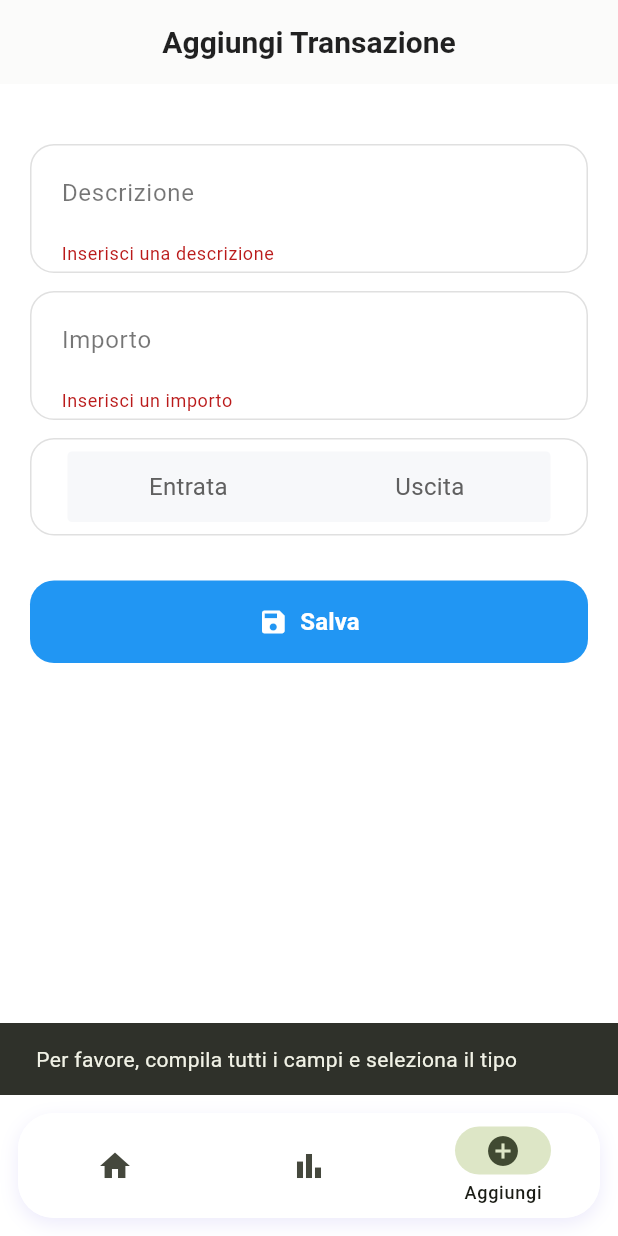
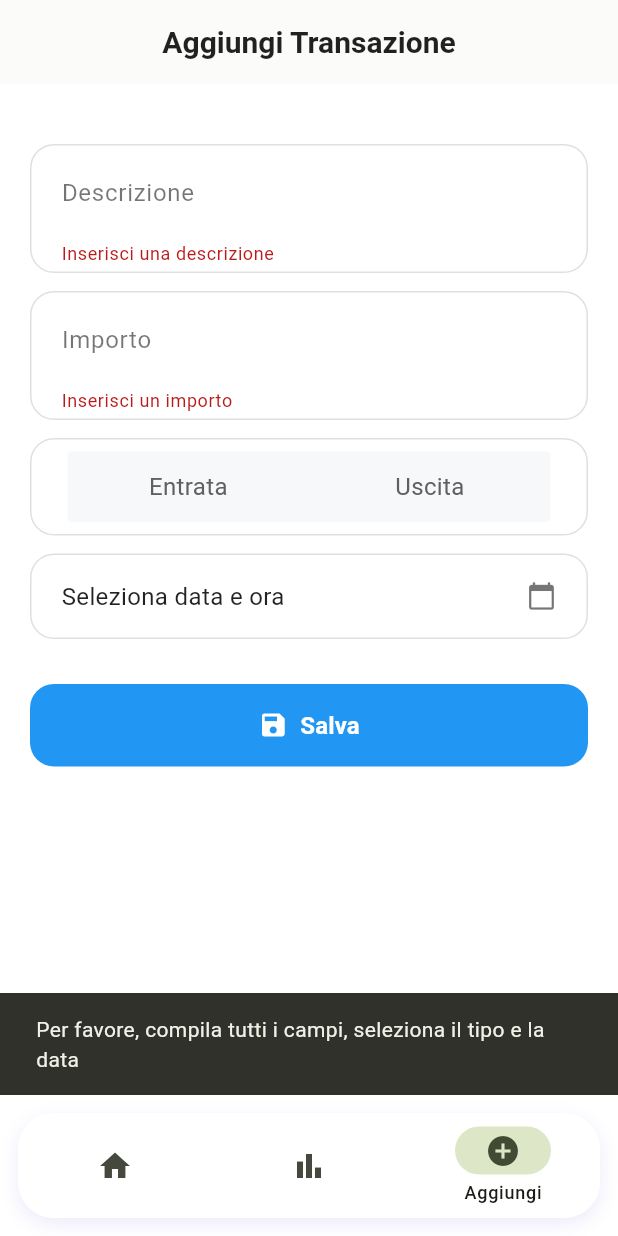
Before and after one commit to Mcarollo-SYS/PROGETTO-FLUTTER, a Flutter app: the screen it shows after launch, item 3 of the bottom bar chosen, after a tap on "Salva", on a phone screen of 412 x 824 dp. Run offline on Flutter 3.47's test engine with Material 3 defaults, Android fonts, the light colour scheme and no system bars; network calls fail.

Commit message:
quasi finito

```diff
--- a/flutter_project/lib/MODEL/transazione.dart
+++ b/flutter_project/lib/MODEL/transazione.dart
@@ -2,21 +2,20 @@ import 'package:json_annotation/json_annotation.dart';
 
 part 'transazione.g.dart'; // ✅ corretto
 
-enum TipoTransazione { Entrata, Uscita }
 
 @JsonSerializable()
 class Transazione {
   final int id;
   final double importo;
-  final TipoTransazione tipo;
-  final String? descrizione;
+  final String tipo;
+  final String descrizione;
   final DateTime data;
 
   Transazione({
     required this.id,
     required this.importo,
     required this.tipo,
-    this.descrizione,
+    required this.descrizione,
     required this.data,
   });
 
--- a/flutter_project/lib/SCREENS/add_screen.dart
+++ b/flutter_project/lib/SCREENS/add_screen.dart
@@ -1,8 +1,7 @@
 import 'package:flutter/cupertino.dart';
 import 'package:flutter/material.dart';
 import 'package:flutter_project/MODEL/transazione.dart';
-import 'package:flutter_project/add_api.dart';  // Importa AddApi
-import 'package:flutter_project/MODEL/transazione.dart';
+import 'package:flutter_project/add_api.dart';
 
 class AddScreen extends StatefulWidget {
   const AddScreen({super.key});
@@ -13,11 +12,12 @@ class AddScreen extends StatefulWidget {
 
 class _AddScreenState extends State<AddScreen> with SingleTickerProviderStateMixin {
   final _formKey = GlobalKey<FormState>();
-  final AddApi apiService = AddApi();  // Istanza AddApi
+  final AddApi apiService = AddApi();
 
-  TipoTransazione? _selectedType;
+  String? _selectedType;
   String? _descrizione;
   String? _importo;
+  DateTime? _selectedDate;
 
   bool _showSuccessBanner = false;
   bool _isSubmitting = false;
@@ -71,9 +71,9 @@ class _AddScreenState extends State<AddScreen> with SingleTickerProviderStateMix
   }
 
   Future<void> _submitForm() async {
-    if (!_formKey.currentState!.validate() || _selectedType == null) {
+    if (!_formKey.currentState!.validate() || _selectedType == null || _selectedDate == null) {
       ScaffoldMessenger.of(context).showSnackBar(
-        const SnackBar(content: Text('Per favore, compila tutti i campi e seleziona il tipo')),
+        const SnackBar(content: Text('Per favore, compila tutti i campi, seleziona il tipo e la data')),
       );
       return;
     }
@@ -90,7 +90,7 @@ class _AddScreenState extends State<AddScreen> with SingleTickerProviderStateMix
         descrizione: _descrizione!,
         importo: double.parse(_importo!),
         tipo: _selectedType!,
-        data: DateTime.now(),
+        data: _selectedDate!,
       );
 
       final success = await apiService.aggiungiTransazione(nuovaTransazione);
@@ -100,6 +100,7 @@ class _AddScreenState extends State<AddScreen> with SingleTickerProviderStateMix
         _formKey.currentState!.reset();
         setState(() {
           _selectedType = null;
+          _selectedDate = null;
         });
       } else {
         ScaffoldMessenger.of(context).showSnackBar(
@@ -164,6 +165,8 @@ class _AddScreenState extends State<AddScreen> with SingleTickerProviderStateMix
                   ),
                   const SizedBox(height: 12),
                   _buildSegmentedControl(),
+                  const SizedBox(height: 12),
+                  _buildDatePicker(),
                   const SizedBox(height: 30),
                   _buildSaveButton(),
                   const SizedBox(height: 12),
@@ -200,7 +203,7 @@ class _AddScreenState extends State<AddScreen> with SingleTickerProviderStateMix
     return Container(
       padding: const EdgeInsets.symmetric(horizontal: 20, vertical: 4),
       decoration: BoxDecoration(
-        color: const Color.fromARGB(255, 255, 255, 255),
+        color: Colors.white,
         borderRadius: BorderRadius.circular(16),
         border: Border.all(color: const Color(0xFFE0E0E0)),
       ),
@@ -225,43 +228,99 @@ class _AddScreenState extends State<AddScreen> with SingleTickerProviderStateMix
   }
 
   Widget _buildSegmentedControl() {
+    final Map<String, Widget> tipoLabels = {
+      'entrata': const Padding(
+        padding: EdgeInsets.symmetric(horizontal: 20, vertical: 12),
+        child: Text('Entrata', style: TextStyle(fontSize: 16)),
+      ),
+      'uscita': const Padding(
+        padding: EdgeInsets.symmetric(horizontal: 20, vertical: 12),
+        child: Text('Uscita', style: TextStyle(fontSize: 16)),
+      ),
+    };
+
     return Container(
       padding: const EdgeInsets.all(8),
       decoration: BoxDecoration(
-        color: const Color.fromARGB(255, 255, 255, 255),
+        color: Colors.white,
         borderRadius: BorderRadius.circular(16),
         border: Border.all(color: const Color(0xFFE0E0E0)),
       ),
       child: CupertinoSegmentedControl<String>(
-        children: const {
-          'entrata': Padding(
-            padding: EdgeInsets.symmetric(horizontal: 20, vertical: 12),
-            child: Text(
-              'Entrata',
-              style: TextStyle(fontSize: 16),
-            ),
-          ),
-          'uscita': Padding(
-            padding: EdgeInsets.symmetric(horizontal: 20, vertical: 12),
-            child: Text(
-              'Uscita',
-              style: TextStyle(fontSize: 16),
-            ),
-          ),
-        },
-        groupValue: _selectedType?.name,
+        children: tipoLabels,
+        groupValue: _selectedType,
         onValueChanged: (String value) {
-          onValueChanged: (String value) {
-        setState(() {
-         _selectedType = TipoTransazione.values.firstWhere((e) => e.name == value);
-         });
-      };
-
+          setState(() {
+            _selectedType = value;
+          });
         },
         borderColor: Colors.transparent,
         selectedColor: const Color.fromARGB(255, 96, 96, 96),
         unselectedColor: const Color(0xFFF7F8FA),
         pressedColor: Colors.grey[300],
+      ),
+    );
+  }
+
+  Widget _buildDatePicker() {
+    return GestureDetector(
+      onTap: () async {
+        DateTime now = DateTime.now();
+
+        final DateTime? pickedDate = await showDatePicker(
+          context: context,
+          initialDate: _selectedDate ?? now,
+          firstDate: DateTime(2000),
+          lastDate: DateTime(2100),
+        );
+
+        if (pickedDate != null) {
+          final TimeOfDay? pickedTime = await showTimePicker(
+            context: context,
+            initialTime: TimeOfDay.fromDateTime(_selectedDate ?? now),
+          );
+
+          if (pickedTime != null) {
+            final fullDateTime = DateTime(
+              pickedDate.year,
+              pickedDate.month,
+              pickedDate.day,
+              pickedTime.hour,
+              pickedTime.minute,
+            );
+
+            setState(() {
+              _selectedDate = fullDateTime;
+            });
+          }
+        }
+      },
+      child: Container(
+        padding: const EdgeInsets.symmetric(horizontal: 20, vertical: 16),
+        decoration: BoxDecoration(
+          color: Colors.white,
+          borderRadius: BorderRadius.circular(16),
+          border: Border.all(color: const Color(0xFFE0E0E0)),
+        ),
+        child: Row(
+          mainAxisAlignment: MainAxisAlignment.spaceBetween,
+          children: [
+            Text(
+              _selectedDate != null
+                  ? 'Data: ${_selectedDate!.day.toString().padLeft(2, '0')}/'
+                    '${_selectedDate!.month.toString().padLeft(2, '0')}/'
+                    '${_selectedDate!.year} '
+                    'Ore: ${_selectedDate!.hour.toString().padLeft(2, '0')}:'
+                    '${_selectedDate!.minute.toString().padLeft(2, '0')}'
+                  : 'Seleziona data e ora',
+              style: const TextStyle(
+                fontSize: 16,
+                color: Colors.black87,
+              ),
+            ),
+            const Icon(Icons.calendar_today, size: 20, color: Colors.black54),
+          ],
+        ),
       ),
     );
   }
--- a/flutter_project/lib/SCREENS/home_screen.dart
+++ b/flutter_project/lib/SCREENS/home_screen.dart
@@ -1,6 +1,6 @@
 import 'package:flutter/material.dart';
 import 'package:flutter_project/transazioni_api.dart';
-import 'package:flutter_project/transazioni_api.dart'; // importa il servizio
+import 'package:flutter_project/MODEL/transazione.dart';
 
 class HomeScreen extends StatefulWidget {
   const HomeScreen({super.key});
@@ -14,6 +14,7 @@ class _HomeScreenState extends State<HomeScreen> {
 
   double entrate = 0;
   double uscite = 0;
+  List<Transazione> transazioni = [];
   bool isLoading = true;
   String? errorMessage;
 
@@ -27,10 +28,12 @@ class _HomeScreenState extends State<HomeScreen> {
     try {
       final totEntrate = await apiService.getTotEntrate();
       final totUscite = await apiService.getTotUscite();
+      final listaTransazioni = await apiService.getTransazioni();
 
       setState(() {
         entrate = totEntrate;
         uscite = totUscite;
+        transazioni = listaTransazioni;
         isLoading = false;
       });
     } catch (e) {
@@ -68,6 +71,7 @@ class _HomeScreenState extends State<HomeScreen> {
                 : Column(
                     crossAxisAlignment: CrossAxisAlignment.start,
                     children: [
+                      // Riepilogo entrate/uscite
                       Container(
                         padding: const EdgeInsets.all(16),
                         margin: const EdgeInsets.only(bottom: 24),
@@ -128,7 +132,47 @@ class _HomeScreenState extends State<HomeScreen> {
                           ],
                         ),
                       ),
-                      // Qui puoi aggiungere altri widget
+                      // Titolo sezione transazioni
+                      const Text(
+                        'Transazioni recenti',
+                        style: TextStyle(
+                          fontSize: 16,
+                          fontWeight: FontWeight.w600,
+                        ),
+                      ),
+                      const SizedBox(height: 10),
+                      // Lista transazioni
+                      Expanded(
+                        child: ListView.builder(
+                          itemCount: transazioni.length,
+                          itemBuilder: (context, index) {
+                            final transazione = transazioni[index];
+                            return Card(
+                              margin: const EdgeInsets.symmetric(vertical: 6),
+                              child: ListTile(
+                                leading: Icon(
+                                  transazione.tipo == 'entrata'
+                                      ? Icons.arrow_downward
+                                      : Icons.arrow_upward,
+                                  color: transazione.tipo == 'entrata'
+                                      ? Colors.green
+                                      : Colors.redAccent,
+                                ),
+                                title: Text(transazione.descrizione),
+                                subtitle: Text(
+                                  'Tipo: ${transazione.tipo} • Data: ${transazione.data}',
+                                ),
+                                trailing: Text(
+                                  '€ ${transazione.importo.toStringAsFixed(2)}',
+                                  style: const TextStyle(
+                                    fontWeight: FontWeight.bold,
+                                  ),
+                                ),
+                              ),
+                            );
+                          },
+                        ),
+                      ),
                     ],
                   ),
       ),
--- a/flutter_project/lib/transazioni_api.dart
+++ b/flutter_project/lib/transazioni_api.dart
@@ -27,7 +27,7 @@ class TransazioniApi {
     }
   }
 
-  Future<List<Transazione>> getTransazion() async {
+  Future<List<Transazione>> getTransazioni() async {
     final response = await http.get(Uri.parse(baseUrl));
 
     if (response.statusCode == 200) {
```
Also changed, not shown: flutter_project/lib/SCREENS/stats_screen.dart (+49 -18 lines), flutter_project/lib/statistiche_api.dart (added, +39 -0 lines), flutter_project/lib/MODEL/transazione.g.dart, 2 other files.
